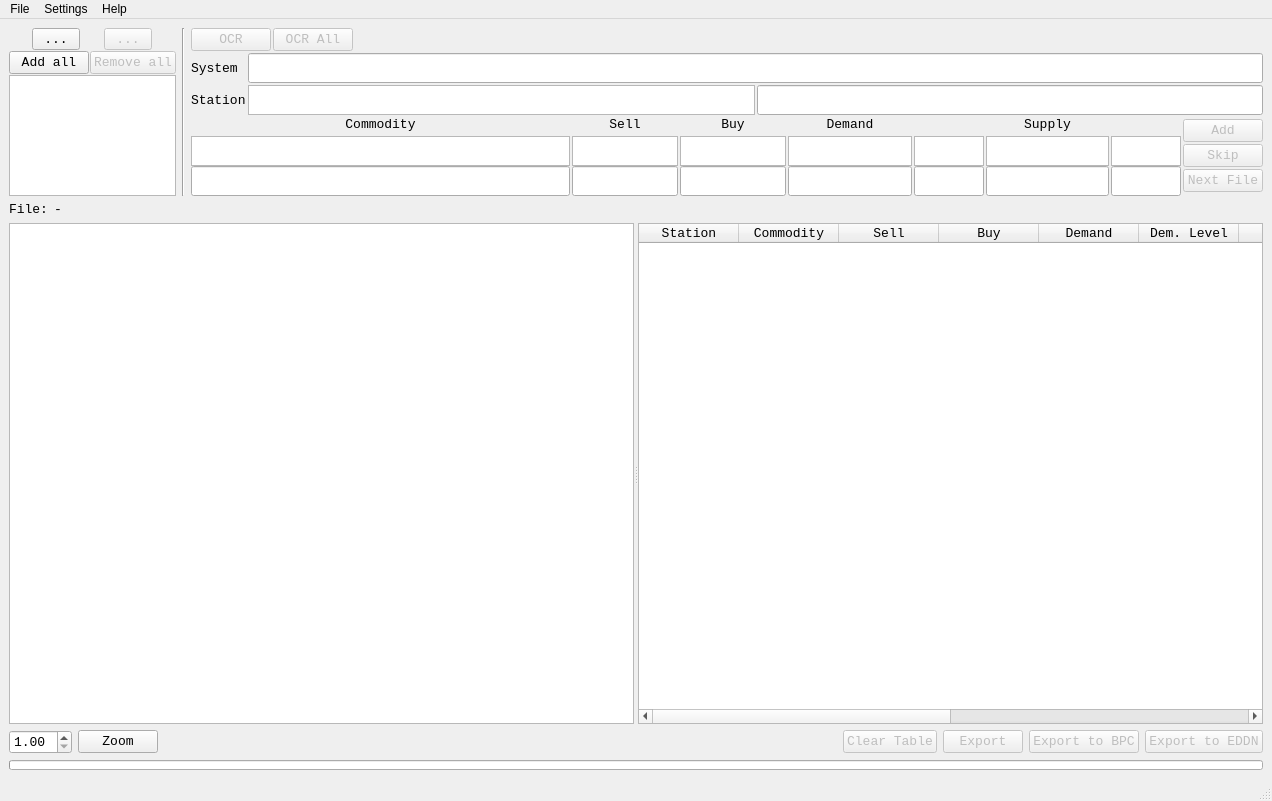
seeebek/EliteOCR, file eliteOCRGUI.ui: the form before one commit.
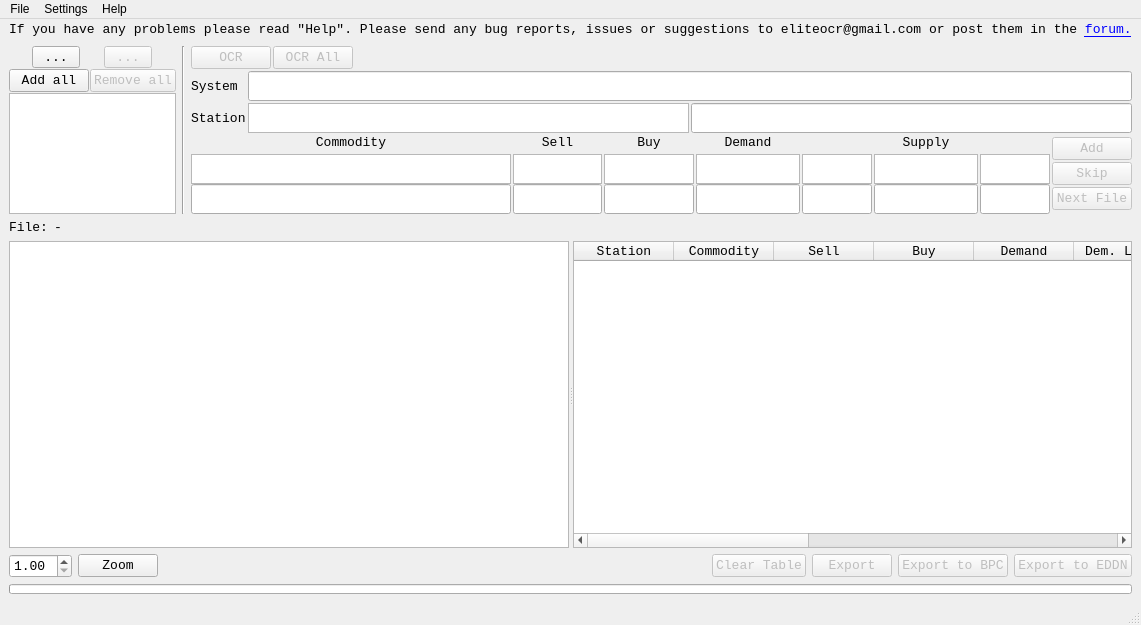
The form after the commit. Icons and pictures are not drawn. Custom widgets are drawn as their Qt base class.

The edit to the form file:
```diff
--- a/eliteOCRGUI.ui
+++ b/eliteOCRGUI.ui
@@ -6,8 +6,8 @@
    <rect>
     <x>0</x>
     <y>0</y>
-    <width>1272</width>
-    <height>801</height>
+    <width>1110</width>
+    <height>625</height>
    </rect>
   </property>
   <property name="focusPolicy">
@@ -28,6 +28,54 @@
     </font>
    </property>
    <layout class="QVBoxLayout" name="verticalLayout_4">
+    <property name="topMargin">
+     <number>1</number>
+    </property>
+    <item>
+     <layout class="QHBoxLayout" name="horizontalLayout_6">
+      <property name="spacing">
+       <number>1</number>
+      </property>
+      <item>
+       <widget class="QLabel" name="label_2">
+        <property name="sizePolicy">
+         <sizepolicy hsizetype="Preferred" vsizetype="Minimum">
+          <horstretch>0</horstretch>
+          <verstretch>0</verstretch>
+         </sizepolicy>
+        </property>
+        <property name="maximumSize">
+         <size>
+          <width>16777215</width>
+          <height>15</height>
+         </size>
+        </property>
+        <property name="text">
+         <string>&lt;html&gt;&lt;head/&gt;&lt;body&gt;&lt;p&gt;If you have any problems please read &amp;quot;Help&amp;quot;. Please send any bug reports, issues or suggestions to eliteocr@gmail.com or post them in the &lt;a href=&quot;https://forums.frontier.co.uk/showthread.php?t=68771&quot;&gt;&lt;span style=&quot; text-decoration: underline; color:#0000ff;&quot;&gt;forum.&lt;/span&gt;&lt;/a&gt;&lt;/p&gt;&lt;/body&gt;&lt;/html&gt;</string>
+        </property>
+        <property name="textFormat">
+         <enum>Qt::RichText</enum>
+        </property>
+        <property name="openExternalLinks">
+         <bool>true</bool>
+        </property>
+       </widget>
+      </item>
+      <item>
+       <spacer name="horizontalSpacer_2">
+        <property name="orientation">
+         <enum>Qt::Horizontal</enum>
+        </property>
+        <property name="sizeHint" stdset="0">
+         <size>
+          <width>40</width>
+          <height>20</height>
+         </size>
+        </property>
+       </spacer>
+      </item>
+     </layout>
+    </item>
     <item>
      <layout class="QHBoxLayout" name="horizontalLayout" stretch="0,0,0">
       <item>
@@ -978,7 +1026,7 @@
     <rect>
      <x>0</x>
      <y>0</y>
-     <width>1272</width>
+     <width>1110</width>
      <height>21</height>
     </rect>
    </property>
```
Left out of the diff: 18 changed lines with no effect on the pictures.
